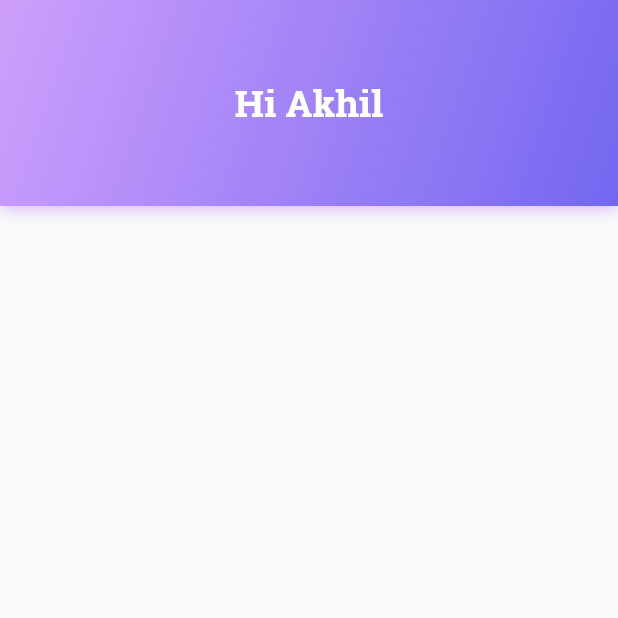
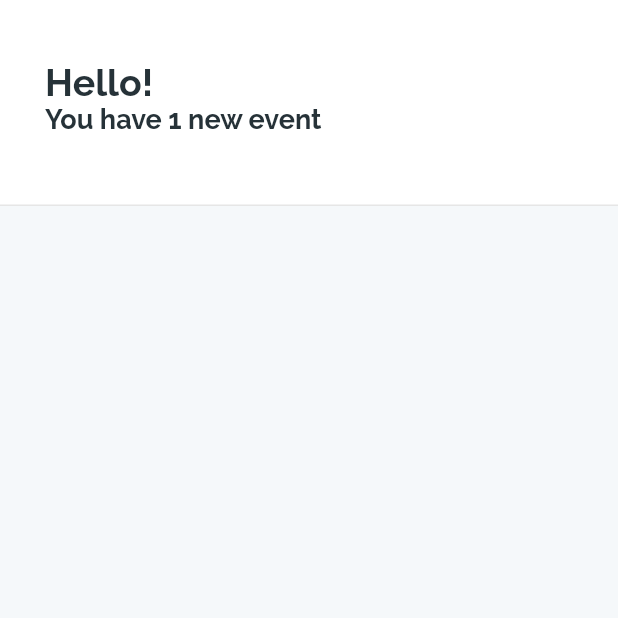
Before and after one commit to decodez/flutter-test, a Flutter app: the screen it shows after launch, on a phone screen of 412 x 824 dp, the top half of it. Run offline on Flutter 3.47's test engine with Material 2 defaults, Android fonts, the phone set to English and light mode, and no system bars; our stand-ins replace cloud_firestore, flutter_map, latlong, rxdart, sqflite; missing offline and left inert: quill_delta, zefyr; accounts and stored records are empty; project files that could hold a hidden picture were left out.

Commit message:
More styling

```diff
--- a/imin/lib/main.dart
+++ b/imin/lib/main.dart
@@ -11,7 +11,7 @@ class MyApp extends StatelessWidget {
   Widget build(BuildContext context) {
     return new MaterialApp(
       title: 'Baby Names',
-      theme: ThemeData(fontFamily: 'RobotoSlab'),
+      theme: ThemeData(fontFamily: 'Raleway'),
       home: App(),
     );
   }
--- a/imin/lib/src/app.dart
+++ b/imin/lib/src/app.dart
@@ -16,6 +16,9 @@ class App extends StatelessWidget {
             child: TopBar(),
           ),
           Container(
+            decoration: BoxDecoration(
+              color: Color.fromRGBO(245, 248, 250, 1.0),
+            ),
             width: MediaQuery.of(context).size.width,
             height: MediaQuery.of(context).size.height*(5/6),
             child: StreamBuilder(
--- a/imin/lib/src/widgets/topBar.dart
+++ b/imin/lib/src/widgets/topBar.dart
@@ -8,38 +8,63 @@ class TopBar extends StatelessWidget {
   @override
   Widget build(BuildContext context) {
     return Container(
+      padding: EdgeInsets.only(left: 30.0, right: 30.0, top: 40.0),
+      height: MediaQuery.of(context).size.height*1/6,
       decoration: BoxDecoration(
-        gradient: LinearGradient(
-          begin: Alignment.topLeft,                                  // new
-          end: Alignment.bottomRight,                                  // new
-          // Add one stop for each color.
-          // Stops should increase
-          // from 0 to 1
-          stops: [0.0, 1.0],
-          colors: [
-            // Colors are easy thanks to Flutter's
-            // Colors class.
-            Color.fromRGBO(206, 159, 252, 1.0),
-            Color.fromRGBO(115, 103, 240, 1.0)
+        border: Border(bottom: BorderSide(color: Color.fromRGBO(0, 0, 0, 0.1), width: 1.0)),
+        color:  Colors.white,
+
+        // gradient: LinearGradient(
+        //   begin: Alignment.topLeft,                                  // new
+        //   end: Alignment.bottomRight,                                  // new
+        //   // Add one stop for each color.
+        //   // Stops should increase
+        //   // from 0 to 1
+        //   stops: [0.0, 1.0],
+        //   colors: [
+        //     // Colors are easy thanks to Flutter's
+        //     // Colors class.
+        //     // Color.fromRGBO(144, 247, 236, 1.0),
+        //     // Color.fromRGBO(50, 204, 188, 1.0)
+        //     Color.fromRGBO(206, 159, 252, 1.0),
+        //     Color.fromRGBO(115, 103, 240, 1.0)
+        //   ],
+        // ),
+        // boxShadow: [
+        //   BoxShadow(
+        //     color: Color.fromRGBO(206, 159, 252, 1.0),
+        //     offset: Offset.zero,
+        //     blurRadius: 10.0,
+        //   )
+        // ],
+      ),
+      child: Align(
+        alignment: Alignment.bottomLeft,
+        child: Column(
+          crossAxisAlignment: CrossAxisAlignment.start,
+          children: <Widget>[
+            Text(
+              "Hello!",
+              textAlign: TextAlign.left,
+              style: TextStyle(
+                fontSize: 25.0,
+                fontWeight: FontWeight.bold,
+                color: Colors.blueGrey[900],
+
+              ),
+            ),
+            Text(
+              "You have 1 new event",
+              textAlign: TextAlign.left,
+              style: TextStyle(
+                fontSize: 18.0,
+                fontWeight: FontWeight.bold,
+                color: Colors.blueGrey[900],
+              ),
+            ),
           ],
         ),
-        boxShadow: [
-          BoxShadow(
-            color: Color.fromRGBO(206, 159, 252, 1.0),
-            offset: Offset.zero,
-            blurRadius: 10.0,
-          )
-        ],
-      ),
-      child: Center(
-        child: Text(
-          'Hi Akhil',
-          style: TextStyle(
-            fontSize: 25.0,
-            fontWeight: FontWeight.bold,
-            color: Colors.white,
-          ),
-        ),
+
       ),
     );
   }
```
Also changed, not shown: imin/lib/src/widgets/event_tile.dart (+74 -8 lines), imin/pubspec.yaml (+11 -0 lines), imin/fonts/Raleway-Bold.ttf (added), imin/fonts/Raleway-Light.ttf (added), imin/fonts/Raleway-Medium.ttf (added), imin/fonts/Raleway-Regular.ttf (added), imin/fonts/Raleway-Thin.ttf (added).
